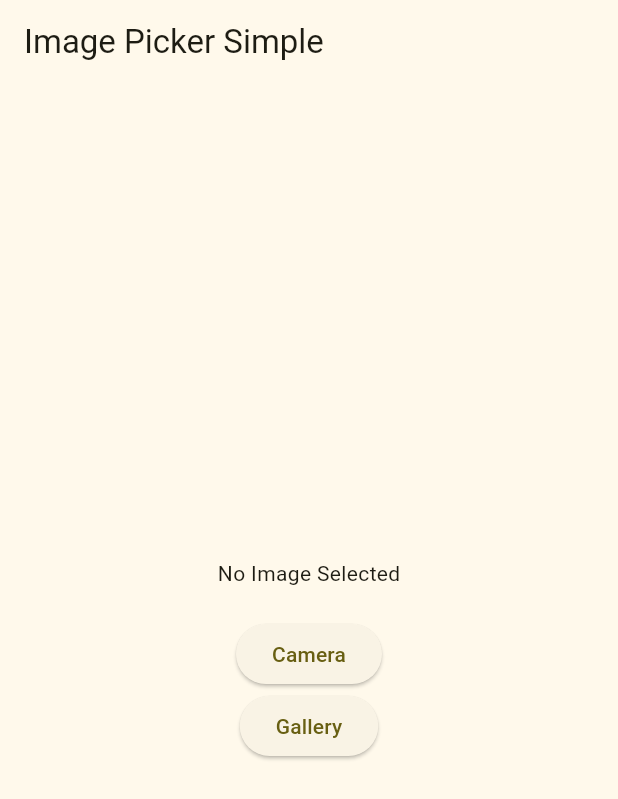
After one commit to Mohammed-coderz/fun_dev_8, a Flutter app: the screen it shows after launch, on a phone screen of 412 x 824 dp. The commit adds this screen. Shown: the top 799 px of the screen. Run offline on Flutter 3.47's test engine with Material 3 defaults, Android fonts, the phone set to English and light mode, and no system bars; our stand-ins replace easy_localization, firebase_core, firebase_messaging, flutter_bloc, google_maps_flutter, image_picker and 2 more; accounts and stored records are empty.

Commit message:
feat: Implement image picker functionality
This commit introduces a new feature to select images from the device camera or gallery.

- **Dependencies**:
  - Adds the `image_picker` package to `pubspec.yaml`.

- **UI and Logic**:
  - Creates a new `ImagePickerScreen` that allows users to pick an image using `ImageSource.camera` or `ImageSource.gallery`.
  - Displays the selected image or a placeholder text if no image is selected.

- **Configuration**:
  - Updates `AndroidManifest.xml` to include `CAMERA`, `READ_MEDIA_IMAGES`, and `INTERNET` permissions required for the new functionality.

- **Main Entry Point & Refactoring**:
  - Updates `main.dart` to set `ImagePickerScreen` as the initial `home` widget.
  - Removes `EasyLocalization` setup and related configuration from the app initialization.
  - Removes commented-out legacy API keys and scripts.

```diff
--- /dev/null
+++ b/lib/feature/image_picker_screen/view/image_picker_screen.dart
@@ -0,0 +1,56 @@
+import 'dart:io';
+
+import 'package:flutter/material.dart';
+import 'package:image_picker/image_picker.dart';
+
+class ImagePickerScreen extends StatefulWidget {
+  const ImagePickerScreen({super.key});
+
+  @override
+  State<ImagePickerScreen> createState() => _ImagePickerScreenState();
+}
+
+class _ImagePickerScreenState extends State<ImagePickerScreen> {
+  File? image;
+  final ImagePicker picker = ImagePicker();
+
+  Future<void> pickImage(ImageSource source) async {
+    final XFile? picked = await picker.pickImage(source: source);
+
+    if (picked != null) {
+      setState(() {
+        image = File(picked.path);
+      });
+    }
+  }
+
+  @override
+  Widget build(BuildContext context) {
+    return Scaffold(
+      appBar: AppBar(title: Text("Image Picker Simple")),
+      body: Center(
+        child: Column(
+          mainAxisAlignment: MainAxisAlignment.center,
+          children: [
+            image != null
+                ? Image.file(image!, height: 200)
+                : Text("No Image Selected"),
+            SizedBox(height: 20),
+            ElevatedButton(
+              onPressed: () {
+                pickImage(ImageSource.camera);
+              },
+              child: Text("Camera"),
+            ),
+            ElevatedButton(
+              onPressed: () {
+                pickImage(ImageSource.gallery);
+              },
+              child: Text("Gallery"),
+            ),
+          ],
+        ),
+      ),
+    );
+  }
+}
--- a/pubspec.yaml
+++ b/pubspec.yaml
@@ -41,6 +41,7 @@ dependencies:
   google_maps_flutter: ^2.14.0
   firebase_messaging: ^16.1.0
   firebase_core: ^4.3.0
+  image_picker: ^1.2.1
 
 dev_dependencies:
   flutter_test:
```
Also changed, not shown: lib/main.dart (+3 -27 lines), pubspec.lock, 1 other file.
